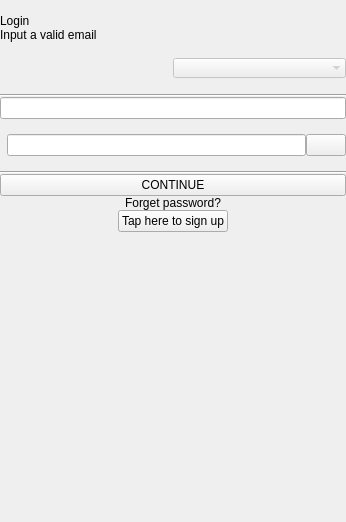
demlabs-cellframe/dap-ui-sdk, file ui/mobile/SignInScreen.ui: the form before one commit.
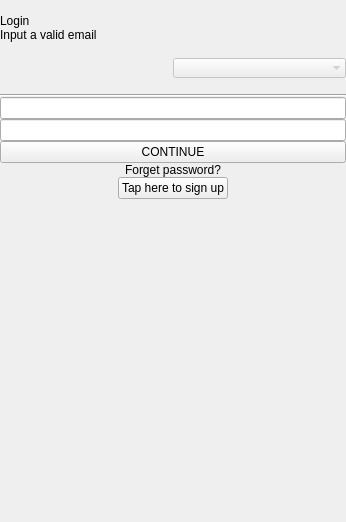
The form after the commit. Custom widgets are drawn as their Qt base class.

Commit message: [+]New custom widget

The edit to the form file:
```diff
--- a/ui/mobile/SignInScreen.ui
+++ b/ui/mobile/SignInScreen.ui
@@ -196,66 +196,9 @@
        <widget class="QWidget" name="wgtUnderEmail" native="true"/>
       </item>
       <item>
-       <widget class="QWidget" name="wgtPasswordFrame" native="true">
-        <property name="sizePolicy">
-         <sizepolicy hsizetype="Preferred" vsizetype="Fixed">
-          <horstretch>0</horstretch>
-          <verstretch>0</verstretch>
-         </sizepolicy>
-        </property>
-        <property name="minimumSize">
-         <size>
-          <width>0</width>
-          <height>52</height>
-         </size>
-        </property>
-        <layout class="QHBoxLayout" name="horizontalLayout_3">
-         <property name="spacing">
-          <number>0</number>
-         </property>
-         <property name="leftMargin">
-          <number>0</number>
-         </property>
-         <property name="topMargin">
-          <number>0</number>
-         </property>
-         <property name="rightMargin">
-          <number>0</number>
-         </property>
-         <property name="bottomMargin">
-          <number>0</number>
-         </property>
-         <item>
-          <widget class="QLabel" name="lblCaptionPassword">
-           <property name="text">
-            <string/>
-           </property>
-          </widget>
-         </item>
-         <item alignment="Qt::AlignVCenter">
-          <widget class="QLineEdit" name="edtPassword">
-           <property name="inputMethodHints">
-            <set>Qt::ImhNone</set>
-           </property>
-          </widget>
-         </item>
-         <item>
-          <widget class="QWidget" name="wgtSpacerButtonPassword" native="true"/>
-         </item>
-         <item>
-          <widget class="QPushButton" name="btnShowPassword">
-           <property name="text">
-            <string/>
-           </property>
-          </widget>
-         </item>
-        </layout>
-       </widget>
-      </item>
-      <item>
-       <widget class="Line" name="line_3">
-        <property name="orientation">
-         <enum>Qt::Horizontal</enum>
+       <widget class="CustomPasswordLineEdit" name="edtPassword">
+        <property name="inputMethodHints">
+         <set>Qt::ImhNone</set>
         </property>
        </widget>
       </item>
@@ -338,6 +281,11 @@
    <extends>QLineEdit</extends>
    <header location="global">CustomLineEdit.h</header>
   </customwidget>
+  <customwidget>
+   <class>CustomPasswordLineEdit</class>
+   <extends>QLineEdit</extends>
+   <header location="global">CustomPasswordLineEdit.h</header>
+  </customwidget>
  </customwidgets>
  <resources/>
  <connections/>
```
Left out of the diff: 2 changed lines with no effect on the pictures. The commit also changes 2 other files.
